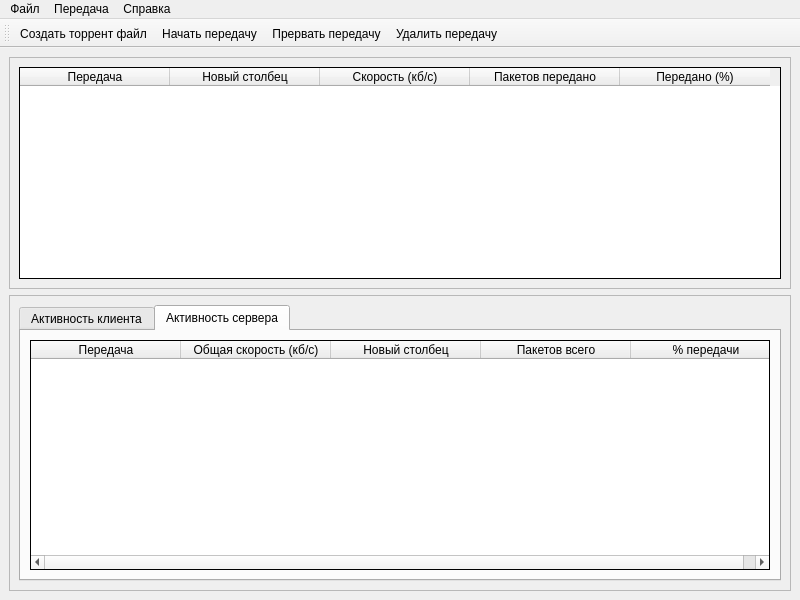
Before: the Qt Designer form frontend/forms/main_form.ui in derElektrobesen/networks-2013, drawn with Qt 5.
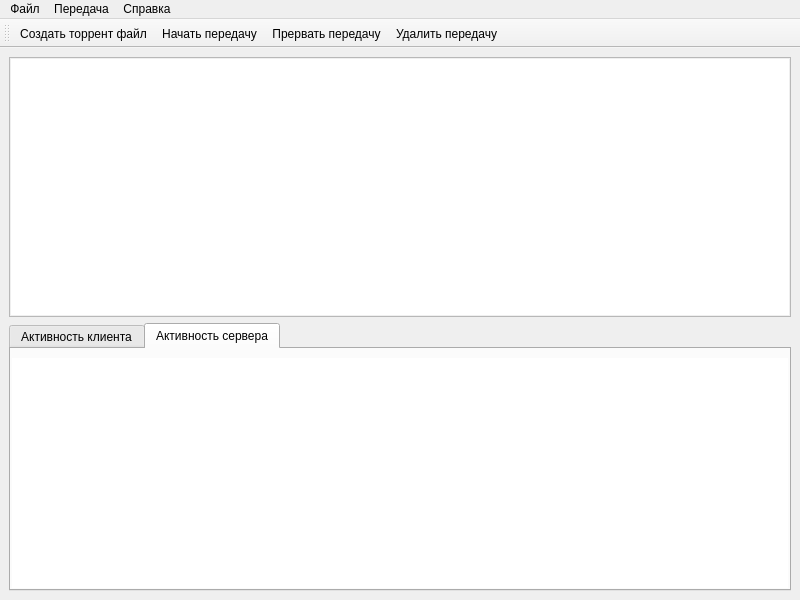
After: the same form once the commit is applied. The open tabs and pages were chosen to show the change. Icons and pictures are not drawn.

```diff
--- a/frontend/forms/main_form.ui
+++ b/frontend/forms/main_form.ui
@@ -28,8 +28,11 @@
        <enum>QFrame::Raised</enum>
       </property>
       <layout class="QVBoxLayout" name="verticalLayout_3">
+       <property name="margin">
+        <number>1</number>
+       </property>
        <item>
-        <widget class="QTableWidget" name="tableWidget_main">
+        <widget class="QTableView" name="tableView_main">
          <property name="frameShape">
           <enum>QFrame::Box</enum>
          </property>
@@ -37,7 +40,7 @@
           <enum>QFrame::Plain</enum>
          </property>
          <property name="lineWidth">
-          <number>1</number>
+          <number>0</number>
          </property>
          <property name="editTriggers">
           <set>QAbstractItemView::NoEditTriggers</set>
@@ -63,40 +66,9 @@
          <property name="wordWrap">
           <bool>false</bool>
          </property>
-         <property name="rowCount">
-          <number>0</number>
-         </property>
-         <property name="columnCount">
-          <number>5</number>
-         </property>
-         <attribute name="horizontalHeaderDefaultSectionSize">
-          <number>150</number>
+         <attribute name="horizontalHeaderMinimumSectionSize">
+          <number>100</number>
          </attribute>
-         <column>
-          <property name="text">
-           <string>Передача</string>
-          </property>
-         </column>
-         <column>
-          <property name="text">
-           <string>Новый столбец</string>
-          </property>
-         </column>
-         <column>
-          <property name="text">
-           <string>Скорость (кб/с)</string>
-          </property>
-         </column>
-         <column>
-          <property name="text">
-           <string>Пакетов передано</string>
-          </property>
-         </column>
-         <column>
-          <property name="text">
-           <string>Передано (%)</string>
-          </property>
-         </column>
         </widget>
        </item>
       </layout>
@@ -105,12 +77,15 @@
     <item>
      <widget class="QFrame" name="frame_2">
       <property name="frameShape">
-       <enum>QFrame::StyledPanel</enum>
+       <enum>QFrame::NoFrame</enum>
       </property>
       <property name="frameShadow">
-       <enum>QFrame::Raised</enum>
+       <enum>QFrame::Plain</enum>
       </property>
       <layout class="QVBoxLayout" name="verticalLayout_2">
+       <property name="margin">
+        <number>0</number>
+       </property>
        <item>
         <widget class="QTabWidget" name="tabWidget">
          <property name="currentIndex">
@@ -124,6 +99,15 @@
            <string>Активность клиента относительно текущей передачи</string>
           </attribute>
           <layout class="QVBoxLayout" name="verticalLayout_4">
+           <property name="leftMargin">
+            <number>1</number>
+           </property>
+           <property name="rightMargin">
+            <number>1</number>
+           </property>
+           <property name="bottomMargin">
+            <number>1</number>
+           </property>
            <item>
             <widget class="QWidget" name="widget_2" native="true">
              <layout class="QVBoxLayout" name="verticalLayout_5">
@@ -138,17 +122,19 @@
                   <height>30</height>
                  </size>
                 </property>
-                <zorder>tableWidget_client</zorder>
                </widget>
               </item>
               <item>
-               <widget class="QTableWidget" name="tableWidget_client">
+               <widget class="QTableView" name="tableView_client">
                 <property name="frameShape">
                  <enum>QFrame::Box</enum>
                 </property>
                 <property name="frameShadow">
                  <enum>QFrame::Plain</enum>
                 </property>
+                <property name="lineWidth">
+                 <number>0</number>
+                </property>
                 <property name="editTriggers">
                  <set>QAbstractItemView::NoEditTriggers</set>
                 </property>
@@ -173,24 +159,9 @@
                 <property name="wordWrap">
                  <bool>false</bool>
                 </property>
-                <attribute name="horizontalHeaderDefaultSectionSize">
+                <attribute name="horizontalHeaderMinimumSectionSize">
                  <number>150</number>
                 </attribute>
-                <column>
-                 <property name="text">
-                  <string>Адрессат</string>
-                 </property>
-                </column>
-                <column>
-                 <property name="text">
-                  <string>Скорость (кб/с)</string>
-                 </property>
-                </column>
-                <column>
-                 <property name="text">
-                  <string>Пакетов получено</string>
-                 </property>
-                </column>
                </widget>
               </item>
              </layout>
@@ -206,14 +177,26 @@
            <string>Общая активность сервера</string>
           </attribute>
           <layout class="QVBoxLayout" name="verticalLayout_6">
+           <property name="leftMargin">
+            <number>1</number>
+           </property>
+           <property name="rightMargin">
+            <number>1</number>
+           </property>
+           <property name="bottomMargin">
+            <number>1</number>
+           </property>
            <item>
-            <widget class="QTableWidget" name="tableWidget_server">
+            <widget class="QTableView" name="tableView_server">
              <property name="frameShape">
               <enum>QFrame::Box</enum>
              </property>
              <property name="frameShadow">
               <enum>QFrame::Plain</enum>
              </property>
+             <property name="lineWidth">
+              <number>0</number>
+             </property>
              <property name="editTriggers">
               <set>QAbstractItemView::NoEditTriggers</set>
              </property>
@@ -235,37 +218,9 @@
              <property name="wordWrap">
               <bool>false</bool>
              </property>
-             <property name="rowCount">
-              <number>0</number>
-             </property>
-             <attribute name="horizontalHeaderDefaultSectionSize">
+             <attribute name="horizontalHeaderMinimumSectionSize">
               <number>150</number>
              </attribute>
-             <column>
-              <property name="text">
-               <string>Передача</string>
-              </property>
-             </column>
-             <column>
-              <property name="text">
-               <string>Общая скорость (кб/с)</string>
-              </property>
-             </column>
-             <column>
-              <property name="text">
-               <string>Новый столбец</string>
-              </property>
-             </column>
-             <column>
-              <property name="text">
-               <string>Пакетов всего</string>
-              </property>
-             </column>
-             <column>
-              <property name="text">
-               <string>% передачи</string>
-              </property>
-             </column>
             </widget>
            </item>
           </layout>
```
